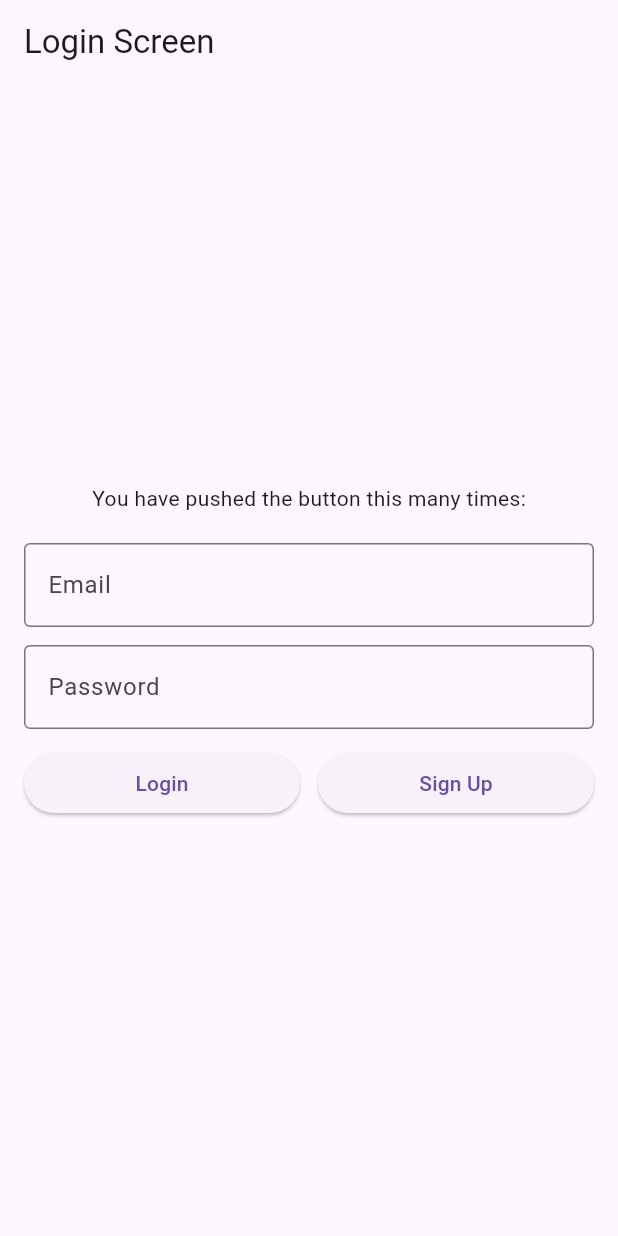
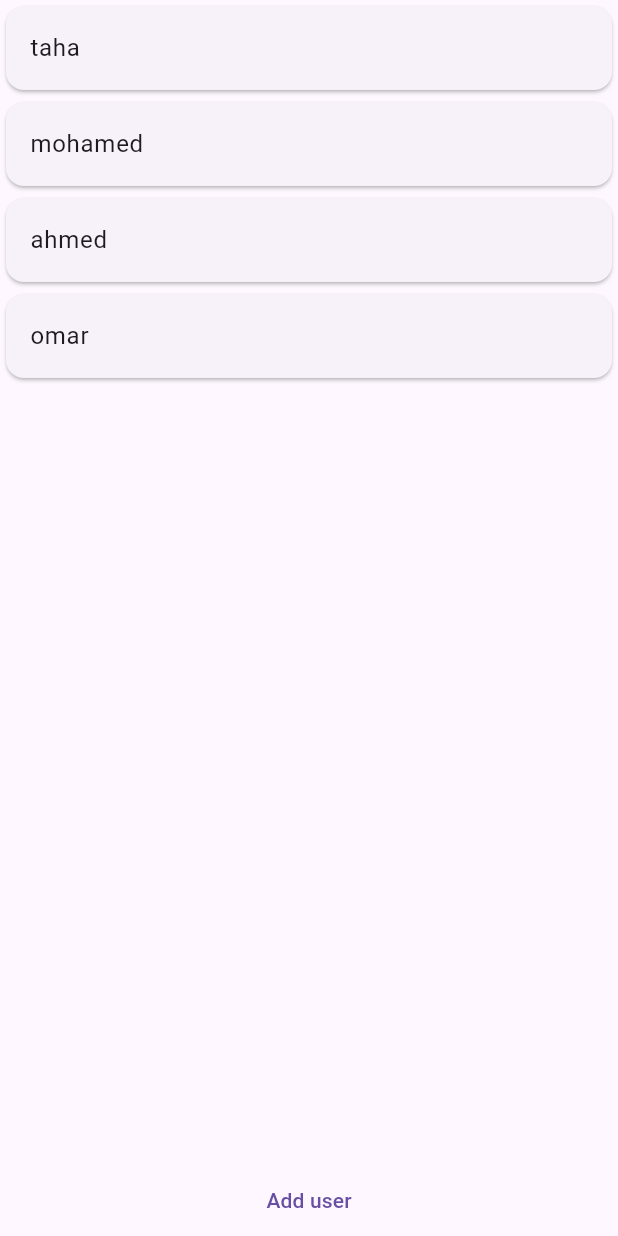
Before and after one commit to Amg2013/nti_repo, a Flutter app: the screen it shows after launch, on a phone screen of 412 x 824 dp. Run offline on Flutter 3.47's test engine with Material 3 defaults, Android fonts, the phone set to English and light mode, and no system bars; our stand-ins replace cloud_firestore, firebase_auth, firebase_core; accounts and stored records are empty.

Commit message:
listView

```diff
--- /dev/null
+++ b/devtools_options.yaml
@@ -0,0 +1,4 @@
+description: This file stores settings for Dart & Flutter DevTools.
+documentation: https://docs.flutter.dev/tools/devtools/extensions#configure-extension-enablement-states
+extensions:
+  - provider: true
--- /dev/null
+++ b/lib/features/orders/ui/all_orders_screen.dart
@@ -0,0 +1,54 @@
+import 'package:flutter/material.dart';
+
+class AllOrdersScreen extends StatefulWidget {
+  int? x;
+
+  List<Widget> list = List.generate(100, (index) => Text('Order $index'));
+  AllOrdersScreen({super.key});
+
+  @override
+  State<AllOrdersScreen> createState() => _AllOrdersScreenState();
+}
+
+class _AllOrdersScreenState extends State<AllOrdersScreen> {
+  @override
+  void initState() {
+    super.initState();
+    Future.delayed(const Duration(seconds: 2)).then(
+      //
+      (value) => setState(() {
+        ///
+        widget.x = 100;
+      }),
+    );
+  }
+
+  final List users = ['taha', 'mohamed', 'ahmed', 'omar'];
+  @override
+  Widget build(BuildContext context) {
+    return Scaffold(
+      body: Stack(
+        children: [
+          Expanded(
+            child: ListView.builder(
+              itemCount: users.length,
+              itemBuilder: (_, i) {
+                return Card(child: ListTile(title: Text(users[i])));
+              },
+            ),
+          ),
+          Align(
+            alignment: Alignment.bottomCenter,
+            child: TextButton(
+              onPressed: () {
+                users.add('Kiro');
+                setState(() {});
+              },
+              child: Text('Add user'),
+            ),
+          ),
+        ],
+      ),
+    );
+  }
+}
--- a/lib/main.dart
+++ b/lib/main.dart
@@ -1,6 +1,7 @@
 import 'package:firebase_core/firebase_core.dart';
 import 'package:flutter/material.dart';
 import 'package:nti_repo/features/auth/ui/login_screen.dart';
+import 'package:nti_repo/features/orders/ui/all_orders_screen.dart';
 import 'package:nti_repo/firebase_options.dart';
 
 void main() async {
@@ -18,6 +19,6 @@ class MyApp extends StatelessWidget {
   Widget build(BuildContext context) {
     //
     //
-    return MaterialApp(home: const LoginScreen());
+    return MaterialApp(home: AllOrdersScreen());
   }
 }
```
Also changed, not shown: lib/features/auth/ui/login_screen.dart (+28 -12 lines), lib/features/home/ui/home_screen.dart (added, +35 -0 lines).
